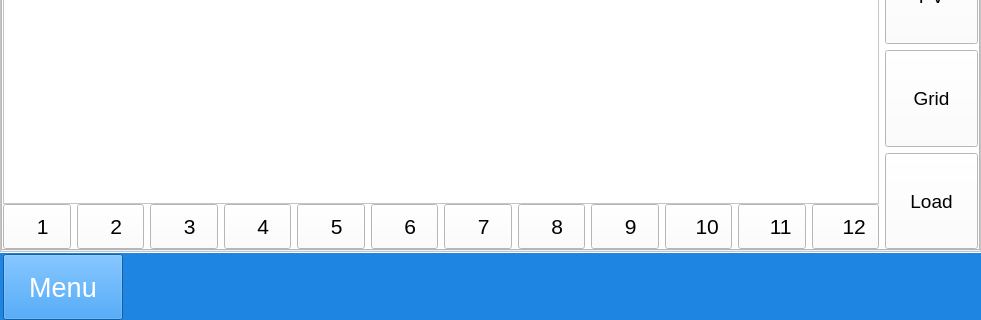
Old version of the form mywidget.ui in the repository megarevolpr/MWin; both pictures show x 0 to 981 and y 242 to 562 of the 981 by 562 pixel window.
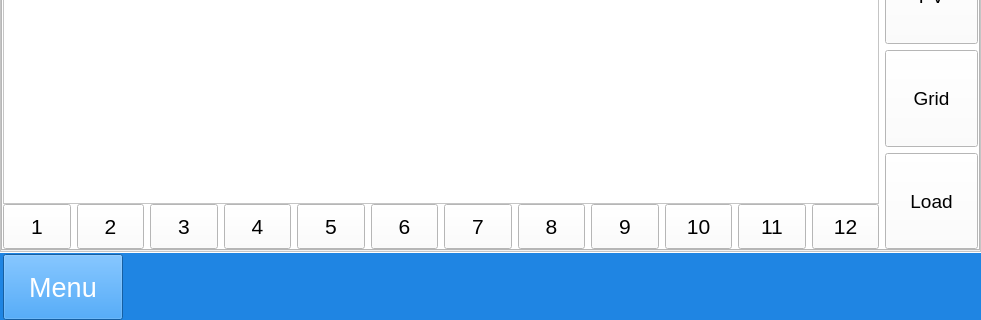
New version of the form. The open tabs and pages were chosen to show the change. Icons and pictures are not drawn.

Commit message: 完善了MPS数据页下PV的实时数据说明

```diff
--- a/mywidget.ui
+++ b/mywidget.ui
@@ -3767,7 +3767,7 @@
                               </font>
                              </property>
                              <property name="text">
-                              <string>  1</string>
+                              <string>1</string>
                              </property>
                              <property name="autoRepeatInterval">
                               <number>100</number>
@@ -3794,7 +3794,7 @@
                               </font>
                              </property>
                              <property name="text">
-                              <string>  2</string>
+                              <string>2</string>
                              </property>
                             </widget>
                            </item>
@@ -3812,7 +3812,7 @@
                               </font>
                              </property>
                              <property name="text">
-                              <string>  3</string>
+                              <string>3</string>
                              </property>
                             </widget>
                            </item>
@@ -3830,7 +3830,7 @@
                               </font>
                              </property>
                              <property name="text">
-                              <string>  4</string>
+                              <string>4</string>
                              </property>
                             </widget>
                            </item>
@@ -3848,7 +3848,7 @@
                               </font>
                              </property>
                              <property name="text">
-                              <string>  5</string>
+                              <string>5</string>
                              </property>
                             </widget>
                            </item>
@@ -3866,7 +3866,7 @@
                               </font>
                              </property>
                              <property name="text">
-                              <string>  6</string>
+                              <string>6</string>
                              </property>
                             </widget>
                            </item>
@@ -3890,7 +3890,7 @@
                               </font>
                              </property>
                              <property name="text">
-                              <string>  7</string>
+                              <string>7</string>
                              </property>
                             </widget>
                            </item>
@@ -3908,7 +3908,7 @@
                               </font>
                              </property>
                              <property name="text">
-                              <string>  8</string>
+                              <string>8</string>
                              </property>
                             </widget>
                            </item>
@@ -3926,7 +3926,7 @@
                               </font>
                              </property>
                              <property name="text">
-                              <string>  9</string>
+                              <string>9</string>
                              </property>
                             </widget>
                            </item>
@@ -3944,7 +3944,7 @@
                               </font>
                              </property>
                              <property name="text">
-                              <string>   10</string>
+                              <string>10</string>
                              </property>
                             </widget>
                            </item>
@@ -3962,7 +3962,7 @@
                               </font>
                              </property>
                              <property name="text">
-                              <string>   11</string>
+                              <string>11</string>
                              </property>
                             </widget>
                            </item>
@@ -3980,7 +3980,7 @@
                               </font>
                              </property>
                              <property name="text">
-                              <string>   12</string>
+                              <string>12</string>
                              </property>
                             </widget>
                            </item>
```
Left out of the diff: 26 changed lines with no effect on the pictures. The commit also changes 2 other files.
